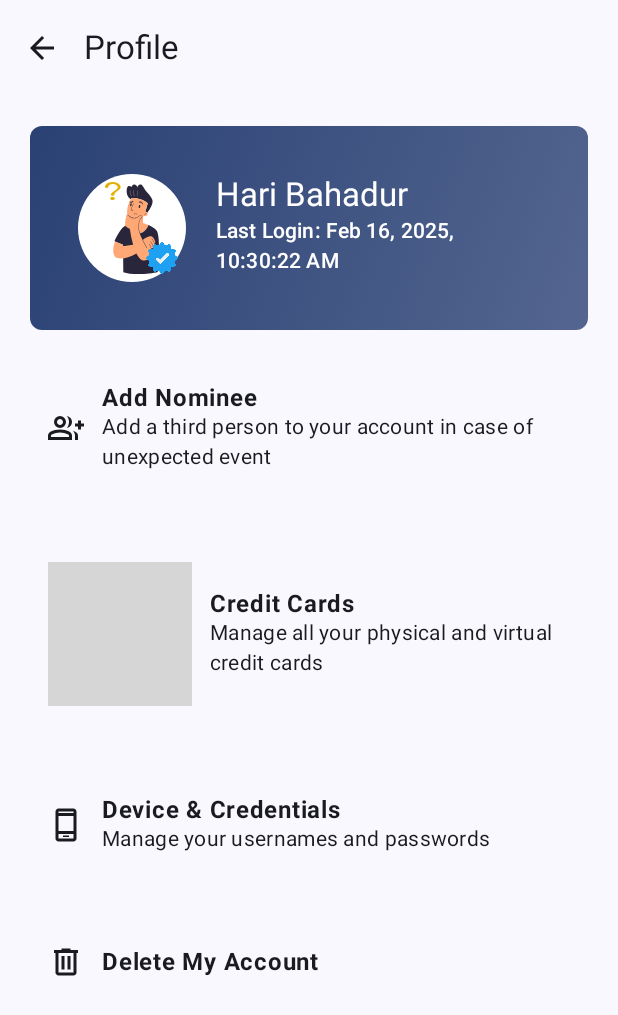
After one commit to tapgopay/tap_gopay_mobile, an Android app built with Jetpack Compose: the composable ProfileScreen shown on its own in the app's theme, on a phone screen of 412 x 824 dp. The commit adds this screen. Shown: the top 1015 px of the screen. Run offline under Robolectric (Android 15) with nearby library versions, the phone set to English and light mode, and no system bars; grey boxes are pictures that could not be loaded.

Commit message:
Created ProfileScreen page

```diff
--- /dev/null
+++ b/app/src/main/java/com/example/tapgopay/screens/ProfileScreen.kt
@@ -0,0 +1,215 @@
+package com.example.tapgopay.screens
+
+import androidx.annotation.DrawableRes
+import androidx.compose.foundation.Image
+import androidx.compose.foundation.background
+import androidx.compose.foundation.border
+import androidx.compose.foundation.clickable
+import androidx.compose.foundation.layout.Arrangement
+import androidx.compose.foundation.layout.Box
+import androidx.compose.foundation.layout.Column
+import androidx.compose.foundation.layout.Row
+import androidx.compose.foundation.layout.fillMaxSize
+import androidx.compose.foundation.layout.fillMaxWidth
+import androidx.compose.foundation.layout.padding
+import androidx.compose.foundation.layout.size
+import androidx.compose.foundation.shape.CircleShape
+import androidx.compose.foundation.shape.RoundedCornerShape
+import androidx.compose.material3.ExperimentalMaterial3Api
+import androidx.compose.material3.Icon
+import androidx.compose.material3.IconButton
+import androidx.compose.material3.MaterialTheme
+import androidx.compose.material3.Scaffold
+import androidx.compose.material3.Text
+import androidx.compose.material3.TopAppBar
+import androidx.compose.runtime.Composable
+import androidx.compose.ui.Alignment
+import androidx.compose.ui.Modifier
+import androidx.compose.ui.graphics.Brush
+import androidx.compose.ui.graphics.Color
+import androidx.compose.ui.res.painterResource
+import androidx.compose.ui.text.font.FontWeight
+import androidx.compose.ui.tooling.preview.Preview
+import androidx.compose.ui.unit.dp
+import com.example.tapgopay.R
+import com.example.tapgopay.ui.theme.TapGoPayTheme
+import java.time.LocalDateTime
+import java.time.format.DateTimeFormatter
+import java.time.format.FormatStyle
+
+@OptIn(ExperimentalMaterial3Api::class)
+@Composable
+fun ProfileScreen() {
+    Scaffold(
+        modifier = Modifier.fillMaxSize(),
+        topBar = {
+            TopAppBar(
+                title = {
+                    Text("Profile")
+                },
+                navigationIcon = {
+                    IconButton(
+                        onClick = {}
+                    ) {
+                        Icon(
+                            painter = painterResource(R.drawable.baseline_arrow_back_24),
+                            contentDescription = "Previous Screen",
+                        )
+                    }
+                }
+            )
+        }
+    ) { innerPadding ->
+        Column(
+            modifier = Modifier
+                .fillMaxSize()
+                .padding(innerPadding)
+                .padding(20.dp),
+            verticalArrangement = Arrangement.spacedBy(12.dp)
+        ) {
+            Box(
+                modifier = Modifier
+                    .fillMaxWidth()
+                    .background(
+                        brush = Brush.linearGradient(
+                            colors = listOf(
+                                MaterialTheme.colorScheme.primary,
+                                MaterialTheme.colorScheme.primary.copy(
+                                    alpha = 0.8f
+                                ),
+                            ),
+                        ),
+                        shape = RoundedCornerShape(8.dp)
+                    ),
+            ) {
+                Row(
+                    modifier = Modifier
+                        .fillMaxWidth()
+                        .padding(32.dp),
+                    horizontalArrangement = Arrangement.spacedBy(20.dp)
+                ) {
+                    Box(
+                        modifier = Modifier
+                            .background(color = Color.White, shape = CircleShape)
+                            .size(72.dp)
+                            .clickable { },
+                        contentAlignment = Alignment.BottomEnd,
+                    ) {
+                        Image(
+                            painter = painterResource(R.drawable.avatar_thinking),
+                            contentDescription = "Profile Picture",
+                            modifier = Modifier.padding(4.dp)
+                        )
+
+                        Box(
+                            modifier = Modifier.size(32.dp),
+                            contentAlignment = Alignment.BottomEnd,
+                        ) {
+                            Image(
+                                painter = painterResource(R.drawable.verified_image),
+                                contentDescription = "Account Verified",
+                            )
+                        }
+                    }
+
+                    val currentTime = LocalDateTime.now()
+                    val formatter = DateTimeFormatter.ofLocalizedDateTime(FormatStyle.MEDIUM)
+                    val lastLogin = currentTime.format(formatter)
+
+                    Column {
+                        Text(
+                            "Hari Bahadur",
+                            style = MaterialTheme.typography.titleLarge,
+                            color = MaterialTheme.colorScheme.onPrimary,
+                        )
+                        Text(
+                            "Last Login: $lastLogin",
+                            style = MaterialTheme.typography.labelLarge,
+                            color = MaterialTheme.colorScheme.onPrimary,
+                        )
+                    }
+                }
+            }
+
+            SettingsItem(
+                title = "Add Nominee",
+                subtitle = "Add a third person to your account in case of unexpected event",
+                iconId = R.drawable.group_add_24dp,
+                onClick = {}
+            )
+
+            SettingsItem(
+                title = "Credit Cards",
+                subtitle = "Manage all your physical and virtual credit cards",
+                iconId = R.drawable.credit_card_24dp,
+                onClick = {}
+            )
+
+            SettingsItem(
+                title = "Device & Credentials",
+                subtitle = "Manage your usernames and passwords",
+                iconId = R.drawable.phone_android_24dp,
+                onClick = {}
+            )
+
+            SettingsItem(
+                title = "Delete My Account",
+                iconId = R.drawable.delete_24dp,
+                onClick = {}
+            )
+        }
+    }
+}
+
+@Composable
+fun SettingsItem(
+    title: String,
+    subtitle: String? = null,
+    @DrawableRes iconId: Int,
+    onClick: () -> Unit,
+) {
+    Box(
+        modifier = Modifier
+            .border(width = 2.dp, color = Color.Transparent, shape = RoundedCornerShape(4.dp))
+            .clickable { onClick() }
+    ) {
+        Row(
+            modifier = Modifier
+                .fillMaxWidth()
+                .padding(horizontal = 12.dp, vertical = 24.dp),
+            horizontalArrangement = Arrangement.spacedBy(12.dp),
+            verticalAlignment = Alignment.CenterVertically,
+        ) {
+            Icon(
+                painter = painterResource(iconId),
+                contentDescription = null,
+            )
+
+            Column {
+                Text(
+                    title,
+                    style = MaterialTheme.typography.bodyLarge.copy(
+                        fontWeight = FontWeight.Bold,
+                    ),
+                )
+
+                subtitle?.let {
+                    Text(
+                        subtitle,
+                        style = MaterialTheme.typography.bodyMedium,
+                    )
+                }
+            }
+        }
+
+    }
+
+}
+
+@Preview(showBackground = true, widthDp = 411, heightDp = 891)
+@Composable
+fun PreviewProfileScreen() {
+    TapGoPayTheme {
+        ProfileScreen()
+    }
+}
--- a/app/src/main/java/com/example/tapgopay/screens/SharedUi.kt
+++ b/app/src/main/java/com/example/tapgopay/screens/SharedUi.kt
@@ -163,29 +163,3 @@ fun ErrorMessage(message: String) {
         )
     }
 }
-
-@Composable
-fun NoItemsFound(
-    modifier: Modifier = Modifier,
-    errMessage: String,
-) {
-    Column(
-        modifier = modifier.fillMaxSize(),
-        verticalArrangement = Arrangement.Center,
-        horizontalAlignment = Alignment.CenterHorizontally,
-    ) {
-        Image(
-            painter = painterResource(R.drawable.empty_box_icon),
-            contentDescription = "No Items Found",
-            modifier = Modifier
-                .size(240.dp)
-                .padding(vertical=18.dp),
-        )
-
-        Text(
-            errMessage,
-            style = MaterialTheme.typography.titleLarge,
-            fontWeight = FontWeight.SemiBold,
-        )
-    }
-}
--- /dev/null
+++ b/app/src/main/res/drawable/baseline_arrow_back_24.xml
@@ -0,0 +1,5 @@
+<vector xmlns:android="http://schemas.android.com/apk/res/android" android:autoMirrored="true" android:height="24dp" android:tint="#000000" android:viewportHeight="24" android:viewportWidth="24" android:width="24dp">
+
+    <path android:fillColor="@android:color/white" android:pathData="M20,11H7.83l5.59,-5.59L12,4l-8,8 8,8 1.41,-1.41L7.83,13H20v-2z"/>
+
+</vector>
--- /dev/null
+++ b/app/src/main/res/drawable/delete_24dp.xml
@@ -0,0 +1,9 @@
+<vector xmlns:android="http://schemas.android.com/apk/res/android"
+    android:width="24dp"
+    android:height="24dp"
+    android:viewportWidth="960"
+    android:viewportHeight="960">
+  <path
+      android:pathData="M280,840q-33,0 -56.5,-23.5T200,760v-520h-40v-80h200v-40h240v40h200v80h-40v520q0,33 -23.5,56.5T680,840L280,840ZM680,240L280,240v520h400v-520ZM360,680h80v-360h-80v360ZM520,680h80v-360h-80v360ZM280,240v520,-520Z"
+      android:fillColor="#5f6368"/>
+</vector>
--- /dev/null
+++ b/app/src/main/res/drawable/group_add_24dp.xml
@@ -0,0 +1,9 @@
+<vector xmlns:android="http://schemas.android.com/apk/res/android"
+    android:width="24dp"
+    android:height="24dp"
+    android:viewportWidth="960"
+    android:viewportHeight="960">
+  <path
+      android:pathData="M500,478q29,-32 44.5,-73t15.5,-85q0,-44 -15.5,-85T500,162q60,8 100,53t40,105q0,60 -40,105t-100,53ZM720,800v-120q0,-36 -16,-68.5T662,554q51,18 94.5,46.5T800,680v120h-80ZM800,520v-80h-80v-80h80v-80h80v80h80v80h-80v80h-80ZM320,480q-66,0 -113,-47t-47,-113q0,-66 47,-113t113,-47q66,0 113,47t47,113q0,66 -47,113t-113,47ZM0,800v-112q0,-34 17.5,-62.5T64,582q62,-31 126,-46.5T320,520q66,0 130,15.5T576,582q29,15 46.5,43.5T640,688v112L0,800ZM320,400q33,0 56.5,-23.5T400,320q0,-33 -23.5,-56.5T320,240q-33,0 -56.5,23.5T240,320q0,33 23.5,56.5T320,400ZM80,720h480v-32q0,-11 -5.5,-20T540,654q-54,-27 -109,-40.5T320,600q-56,0 -111,13.5T100,654q-9,5 -14.5,14T80,688v32ZM320,320ZM320,720Z"
+      android:fillColor="#5f6368"/>
+</vector>
--- /dev/null
+++ b/app/src/main/res/drawable/phone_android_24dp.xml
@@ -0,0 +1,9 @@
+<vector xmlns:android="http://schemas.android.com/apk/res/android"
+    android:width="24dp"
+    android:height="24dp"
+    android:viewportWidth="960"
+    android:viewportHeight="960">
+  <path
+      android:pathData="M400,800h160v-40L400,760v40ZM280,920q-33,0 -56.5,-23.5T200,840v-720q0,-33 23.5,-56.5T280,40h400q33,0 56.5,23.5T760,120v720q0,33 -23.5,56.5T680,920L280,920ZM280,720v120h400v-120L280,720ZM280,640h400v-400L280,240v400ZM280,160h400v-40L280,120v40ZM280,720v120,-120ZM280,160v-40,40Z"
+      android:fillColor="#5f6368"/>
+</vector>
--- /dev/null
+++ b/app/src/main/res/drawable/verified_24dp.xml
@@ -0,0 +1,9 @@
+<vector xmlns:android="http://schemas.android.com/apk/res/android"
+    android:width="24dp"
+    android:height="24dp"
+    android:viewportWidth="960"
+    android:viewportHeight="960">
+  <path
+      android:pathData="m344,900 l-76,-128 -144,-32 14,-148 -98,-112 98,-112 -14,-148 144,-32 76,-128 136,58 136,-58 76,128 144,32 -14,148 98,112 -98,112 14,148 -144,32 -76,128 -136,-58 -136,58ZM378,798 L480,754 584,798 640,702 750,676 740,564 814,480 740,394 750,282 640,258 582,162 480,206 376,162 320,258 210,282 220,394 146,480 220,564 210,678 320,702 378,798ZM480,480ZM438,622 L664,396 608,338 438,508 352,424 296,480 438,622Z"
+      android:fillColor="#5f6368"/>
+</vector>
```
Also changed, not shown: app/src/main/res/drawable/empty_box_icon.png (deleted), app/src/main/res/drawable/verified_image.png (added).
